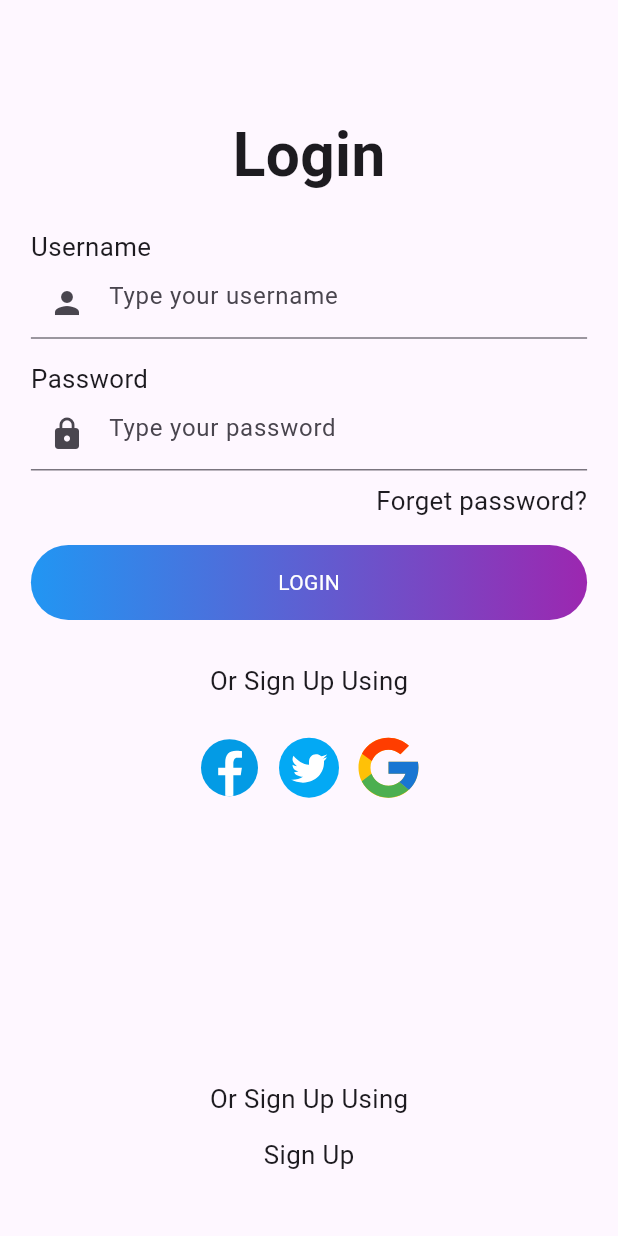
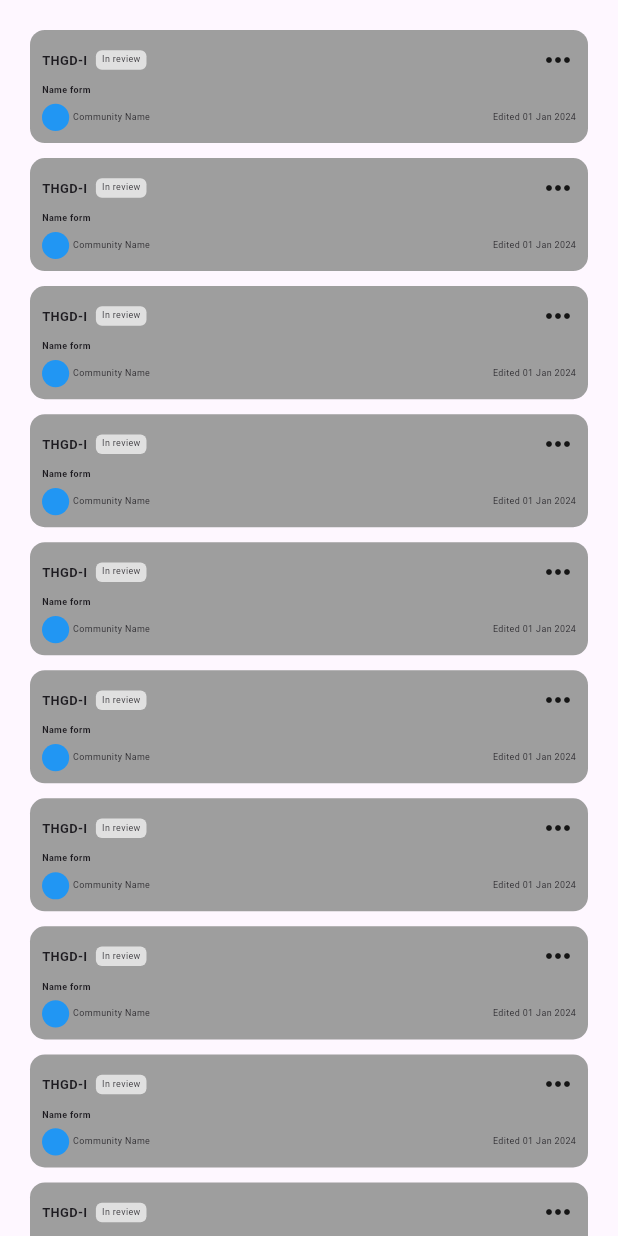
Before and after one commit to ZainUlAbideen3/My_Login_Page_Task, a Flutter app: the screen it shows after launch, on a phone screen of 412 x 824 dp. Run offline on Flutter 3.47's test engine with Material 3 defaults, Android fonts, the phone set to English and light mode, and no system bars; our stand-ins replace device_preview, flutter_svg, responsive_sizer.

Commit message:
Responsive UI

```diff
--- a/lib/logIn_page.dart
+++ b/lib/logIn_page.dart
@@ -65,8 +65,8 @@ class _LogInPageState extends State<LogInPage> {
                   SvgPicture.asset("assets/svg_images/icons8-google.svg"),
                 ],
               ),
-                 const Spacer() ,
-                // SizedBox(height: 22.h,) ,
+               //  const Spacer() ,
+                 SizedBox(height: 22.h,) ,
                    Text("Or Sign Up Using", style: TextStyle( fontSize: 17.sp),) ,
                   SizedBox(height: 1.5.h,) ,
                    Text("Sign Up", style: TextStyle( fontSize: 17.sp),) ,
--- a/lib/main.dart
+++ b/lib/main.dart
@@ -1,12 +1,12 @@
 import 'package:flutter/foundation.dart';
 import 'package:flutter/material.dart';
 import 'package:login_page/logIn_page.dart';
+import 'package:login_page/observation_card.dart';
 import 'package:responsive_sizer/responsive_sizer.dart';
 import 'package:device_preview/device_preview.dart';
 
 void main() {
-  runApp(DevicePreview(enabled: !kReleaseMode,
-      builder: (context) => const MyApp(),));
+  runApp(const MyApp());
 }
 
 class MyApp extends StatelessWidget {
@@ -18,14 +18,14 @@ class MyApp extends StatelessWidget {
     return ResponsiveSizer(
       builder: (context , orientation , screenType) {
       return MaterialApp(
-       locale: DevicePreview.locale(context),
-          builder: DevicePreview.appBuilder,
+      // locale: DevicePreview.locale(context),
+       //   builder: DevicePreview.appBuilder,
           debugShowCheckedModeBanner: false,
           theme: ThemeData(
             colorScheme: ColorScheme.fromSeed(seedColor: Colors.deepPurple),
             useMaterial3: true,
           ),
-          home: const LogInPage(),
+          home: const ObservationCard(),
         );
       },
     );
--- /dev/null
+++ b/lib/observation_card.dart
@@ -0,0 +1,186 @@
+import 'package:flutter/material.dart';
+import 'package:responsive_sizer/responsive_sizer.dart';
+
+class ObservationCard extends StatefulWidget {
+  const ObservationCard({super.key});
+  @override
+  State<ObservationCard> createState() => _ObservationCardState();
+}
+
+class _ObservationCardState extends State<ObservationCard> {
+  bool isDesktop(BuildContext context) {
+    return MediaQuery.of(context).size.width >= 500;
+  }
+
+  bool isMobile(BuildContext context) =>
+      MediaQuery.of(context).size.width < 500;
+  @override
+  Widget build(BuildContext context) {
+    double screenWidth = MediaQuery.of(context).size.width;
+    double screenHeight = MediaQuery.of(context).size.height;
+    int crossAxisCount;
+    // if (screenWidth <= 640) {
+    //   crossAxisCount = 1;
+    // } else if (screenWidth > 640 && screenWidth < 875) {
+    //   crossAxisCount = 2;
+    // } else if (screenWidth >= 875 && screenWidth < 1100) {
+    //   crossAxisCount = 3;
+    // } else {
+    //   crossAxisCount = 4;
+    // }
+
+    final int crossAxixCount = screenWidth <= 680
+        ? 1
+        : screenWidth > 680 && screenWidth < 900
+            ? 2
+            : screenWidth >= 900 && screenWidth < 1125
+                ? 3
+                : 4;
+
+    return Scaffold(
+      body: SafeArea(
+        child: isMobile(context)
+            ? Expanded(
+                child: ListView.builder(
+                  itemCount: 20,
+                  padding: const EdgeInsets.all(20),
+                  itemBuilder: (context, index) {
+                    return const Column(
+                      children: [
+                        MyCardWidget(),
+                        SizedBox(
+                          height: 10,
+                        )
+                      ],
+                    );
+                  },
+                ),
+              )
+            : Row(children: [
+                if (isDesktop(context))
+                  Container(
+                    color: Colors.blue,
+                    width: 200,
+                    height: screenHeight,
+                    child: Center(
+                        child: Text("SideBar\n"
+                            "$screenWidth, $screenHeight")),
+                  ),
+                SizedBox(
+                  width: 2.w,
+                ),
+                Expanded(
+                  child: GridView.builder(
+                    itemCount: 20,
+                    padding: const EdgeInsets.all(20),
+                    gridDelegate: SliverGridDelegateWithFixedCrossAxisCount(
+                        crossAxisCount: crossAxixCount,
+                        childAspectRatio: 1 / .34,
+                        crossAxisSpacing: 10,
+                        mainAxisSpacing: 10,
+                    mainAxisExtent: 75),
+                    itemBuilder: (context, index) {
+                      return const MyCardWidget();
+                    },
+                  ),
+                ),
+
+                // Wrap(
+                //   alignment: WrapAlignment.start,
+                //   direction:  Axis.vertical,
+                //   spacing: 2.h,
+                //   runSpacing: 1.w,
+                //   children: [
+                //     MyCardWidget(),  MyCardWidget(), MyCardWidget(), MyCardWidget(), MyCardWidget(),  MyCardWidget(), MyCardWidget(),  MyCardWidget(), MyCardWidget()
+                //   ],
+                // ),
+              ]),
+      ),
+    );
+  }
+}
+
+class MyCardWidget extends StatelessWidget {
+  const MyCardWidget({super.key});
+  @override
+  Widget build(BuildContext context) {
+    return Container(
+      padding: EdgeInsets.all(8.px),
+      // width: 280,
+      // height: 10,
+      decoration: BoxDecoration(
+          borderRadius: BorderRadius.circular(1.2.h), color: Colors.grey),
+      child: Column(
+        mainAxisSize: MainAxisSize.min,
+        crossAxisAlignment: CrossAxisAlignment.start,
+        children: [
+          Row(
+            mainAxisAlignment: MainAxisAlignment.spaceBetween,
+            children: [
+              Row(
+                children: [
+                  Text(
+                    "THGD-I",
+                    style:
+                        TextStyle(fontSize: 12.sp, fontWeight: FontWeight.bold),
+                  ),
+                  SizedBox(
+                    width: 1.4.w,
+                  ),
+                  Container(
+                    padding:
+                        const EdgeInsets.symmetric(horizontal: 4, vertical: 2),
+                    decoration: BoxDecoration(
+                        color: Colors.grey.shade300,
+                        borderRadius: BorderRadius.circular(4)),
+                    child: Text(
+                      "In review",
+                      style: TextStyle(fontSize: 10.sp),
+                    ),
+                  )
+                ],
+              ),
+              const Icon(Icons.more_horiz)
+            ],
+          ),
+          SizedBox(
+            height: .5.h,
+          ),
+          Text(
+            "Name form",
+            style: TextStyle(fontSize: 10.sp, fontWeight: FontWeight.bold),
+          ),
+          SizedBox(
+            height: 0.5.h,
+          ),
+          Row(
+            mainAxisAlignment: MainAxisAlignment.spaceBetween,
+            children: [
+              Row(
+                children: [
+                  CircleAvatar(
+                    backgroundColor: Colors.blue,
+                    radius: 1.1.h,
+                  ),
+                  SizedBox(
+                    width: 0.6.w,
+                  ),
+                  Text(
+                    "Community Name",
+                    style: TextStyle(
+                      fontSize: 10.sp,
+                    ),
+                  ),
+                ],
+              ),
+              Text(
+                "Edited 01 Jan 2024",
+                style: TextStyle(fontSize: 10.sp),
+              ),
+            ],
+          )
+        ],
+      ),
+    );
+  }
+}
```
